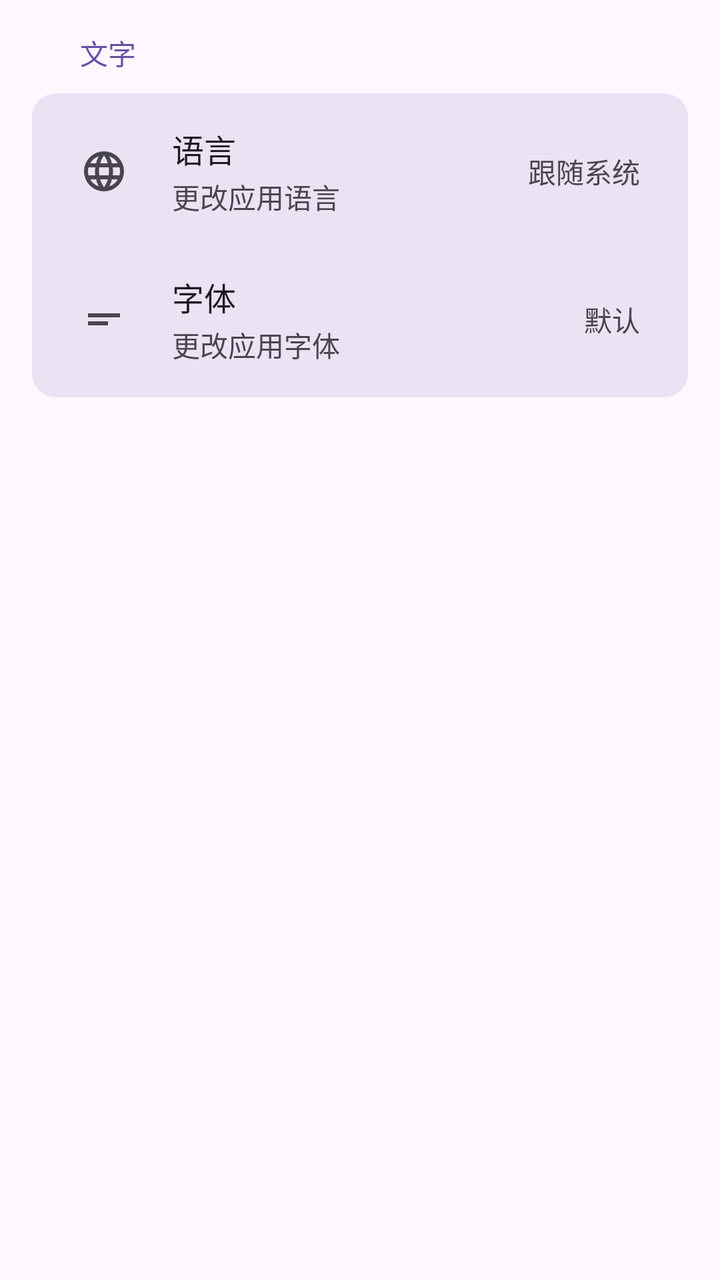
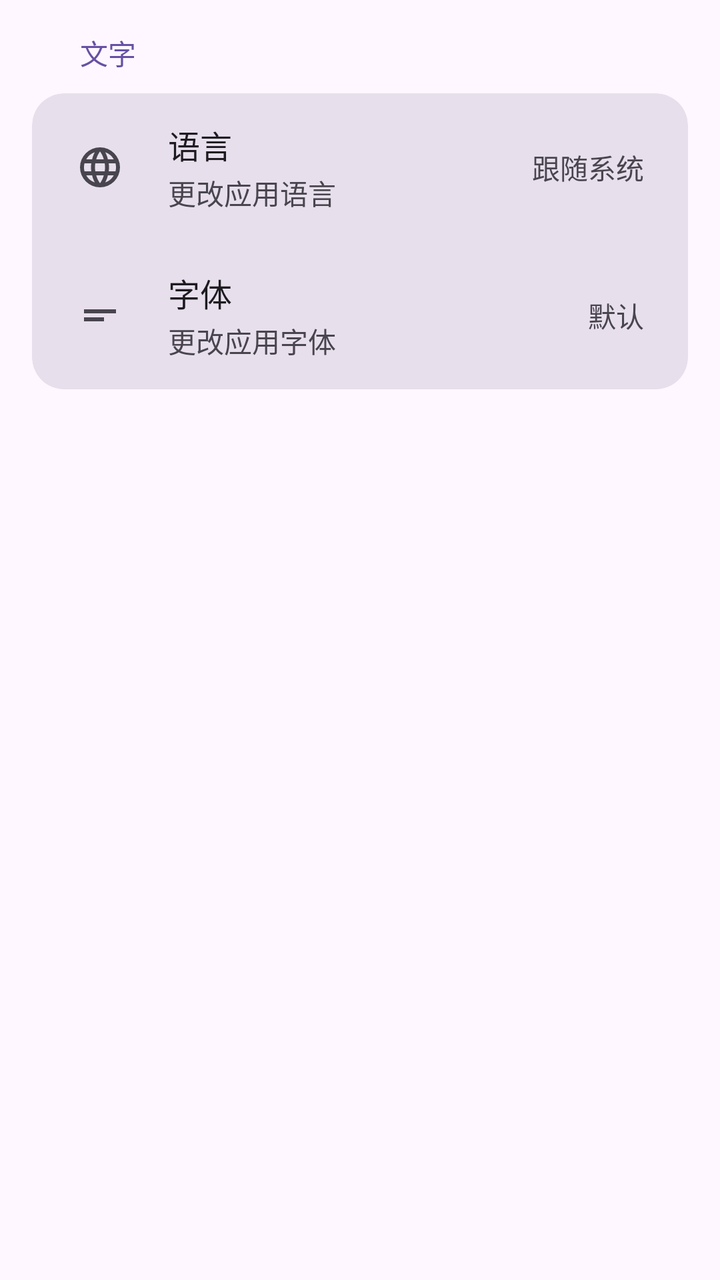

The first picture is an Android layout as it rendered before a commit; the second is the same layout after the commit. The layout source and the unified diff follow.
<!-- AndroidManifest.xml: application theme Theme.Click -->
<!-- res/layout/fragment_settings.xml -->
<?xml version="1.0" encoding="utf-8"?>
<ScrollView xmlns:android="http://schemas.android.com/apk/res/android"
    android:layout_width="match_parent"
    android:layout_height="match_parent"
    android:paddingHorizontal="16dp"
    android:paddingTop="0dp"
    android:paddingBottom="16dp"
    android:background="?android:attr/colorBackground">

    <LinearLayout
        android:layout_width="match_parent"
        android:layout_height="wrap_content"
        android:orientation="vertical">

        
        <TextView
            android:layout_width="wrap_content"
            android:layout_height="wrap_content"
            android:text="文字"
            android:textSize="14sp"
            android:textColor="?attr/colorPrimary"
            android:paddingHorizontal="24dp"
            android:paddingTop="16dp"
            android:paddingBottom="10dp" />

        
        <LinearLayout
            android:layout_width="match_parent"
            android:layout_height="wrap_content"
            android:orientation="vertical"
            android:background="@drawable/settings_card_bg"
            android:padding="2dp">

            
            <LinearLayout
                android:id="@+id/settings_language"
                android:layout_width="match_parent"
                android:layout_height="wrap_content"
                android:orientation="horizontal"
                android:gravity="center_vertical"
                android:paddingHorizontal="22dp"
                android:paddingVertical="14dp"
                android:background="?attr/selectableItemBackground"
                android:clickable="true"
                android:focusable="true">

                <ImageView
                    android:layout_width="24dp"
                    android:layout_height="24dp"
                    android:src="@drawable/ic_language"
                    android:tint="?attr/colorOnSurfaceVariant"
                    android:layout_marginEnd="22dp" />

                <LinearLayout
                    android:layout_width="0dp"
                    android:layout_height="wrap_content"
                    android:layout_weight="1"
                    android:orientation="vertical">

                    <TextView
                        android:layout_width="wrap_content"
                        android:layout_height="wrap_content"
                        android:text="语言"
                        android:textSize="16sp"
                        android:textColor="?attr/colorOnSurface" />

                    <TextView
                        android:layout_width="wrap_content"
                        android:layout_height="wrap_content"
                        android:text="更改应用语言"
                        android:textSize="14sp"
                        android:textColor="?attr/colorOnSurfaceVariant"
                        android:layout_marginTop="2dp" />
                </LinearLayout>

                <TextView
                    android:id="@+id/settings_language_value"
                    android:layout_width="wrap_content"
                    android:layout_height="wrap_content"
                    android:text="跟随系统"
                    android:textSize="14sp"
                    android:textColor="?attr/colorOnSurfaceVariant" />
            </LinearLayout>

            
            <LinearLayout
                android:id="@+id/settings_font"
                android:layout_width="match_parent"
                android:layout_height="wrap_content"
                android:orientation="horizontal"
                android:gravity="center_vertical"
                android:paddingHorizontal="22dp"
                android:paddingVertical="14dp"
                android:background="?attr/selectableItemBackground"
                android:clickable="true"
                android:focusable="true">

                <ImageView
                    android:layout_width="24dp"
                    android:layout_height="24dp"
                    android:src="@drawable/ic_font"
                    android:tint="?attr/colorOnSurfaceVariant"
                    android:layout_marginEnd="22dp" />

                <LinearLayout
                    android:layout_width="0dp"
                    android:layout_height="wrap_content"
                    android:layout_weight="1"
                    android:orientation="vertical">

                    <TextView
                        android:layout_width="wrap_content"
                        android:layout_height="wrap_content"
                        android:text="字体"
                        android:textSize="16sp"
                        android:textColor="?attr/colorOnSurface" />

                    <TextView
                        android:layout_width="wrap_content"
                        android:layout_height="wrap_content"
                        android:text="更改应用字体"
                        android:textSize="14sp"
                        android:textColor="?attr/colorOnSurfaceVariant"
                        android:layout_marginTop="2dp" />
                </LinearLayout>

                <TextView
                    android:layout_width="wrap_content"
                    android:layout_height="wrap_content"
                    android:text="默认"
                    android:textSize="14sp"
                    android:textColor="?attr/colorOnSurfaceVariant" />
            </LinearLayout>

        </LinearLayout>

    </LinearLayout>
</ScrollView>
<!-- resources referenced by this layout -->
<resources>
  <!-- drawable ic_font (drawable) -->
  <vector xmlns:android="http://schemas.android.com/apk/res/android"
      android:width="24dp"
      android:height="24dp"
      android:viewportWidth="960"
      android:viewportHeight="960"
      android:tint="?attr/colorControlNormal"
      android:autoMirrored="true">
    <path
        android:fillColor="@android:color/white"
        android:pathData="M160,600L160,520L560,520L560,600L160,600ZM160,440L160,360L800,360L800,440L160,440Z"/>
  </vector>
  <!-- drawable ic_language (drawable) -->
  <vector xmlns:android="http://schemas.android.com/apk/res/android"
      android:width="24dp"
      android:height="24dp"
      android:viewportWidth="960"
      android:viewportHeight="960"
      android:tint="?attr/colorControlNormal">
    <path
        android:fillColor="@android:color/white"
        android:pathData="M480,880Q398,880 325,848.5Q252,817 197.5,762.5Q143,708 111.5,635Q80,562 80,480Q80,397 111.5,324.5Q143,252 197.5,197.5Q252,143 325,111.5Q398,80 480,80Q563,80 635.5,111.5Q708,143 762.5,197.5Q817,252 848.5,324.5Q880,397 880,480Q880,562 848.5,635Q817,708 762.5,762.5Q708,817 635.5,848.5Q563,880 480,880ZM480,798Q506,762 525,723Q544,684 556,640L404,640Q416,684 435,723Q454,762 480,798ZM376,782Q358,749 344.5,713.5Q331,678 322,640L204,640Q233,690 276.5,727Q320,764 376,782ZM584,782Q640,764 683.5,727Q727,690 756,640L638,640Q629,678 615.5,713.5Q602,749 584,782ZM170,560L306,560Q303,540 301.5,520.5Q300,501 300,480Q300,459 301.5,439.5Q303,420 306,400L170,400Q165,420 162.5,439.5Q160,459 160,480Q160,501 162.5,520.5Q165,540 170,560ZM386,560L574,560Q577,540 578.5,520.5Q580,501 580,480Q580,459 578.5,439.5Q577,420 574,400L386,400Q383,420 381.5,439.5Q380,459 380,480Q380,501 381.5,520.5Q383,540 386,560ZM654,560L790,560Q795,540 797.5,520.5Q800,501 800,480Q800,459 797.5,439.5Q795,420 790,400L654,400Q657,420 658.5,439.5Q660,459 660,480Q660,501 658.5,520.5Q657,540 654,560ZM638,320L756,320Q727,270 683.5,233Q640,196 584,178Q602,211 615.5,246.5Q629,282 638,320ZM404,320L556,320Q544,276 525,237Q506,198 480,162Q454,198 435,237Q416,276 404,320ZM204,320L322,320Q331,282 344.5,246.5Q358,211 376,178Q320,196 276.5,233Q233,270 204,320Z"/>
  </vector>
  <!-- drawable settings_card_bg (drawable) -->
  <?xml version="1.0" encoding="utf-8"?>
  <shape xmlns:android="http://schemas.android.com/apk/res/android"
      android:shape="rectangle">
      <solid android:color="@color/section_background" />
      <corners android:radius="12dp" />
  </shape>
  <color name="section_background">#206750A4</color>
  <color name="md_theme_primary">#6750A4</color>
  <color name="md_theme_onPrimary">#FFFFFF</color>
  <color name="md_theme_primaryContainer">#EADDFF</color>
  <color name="md_theme_onPrimaryContainer">#21005D</color>
  <color name="md_theme_secondary">#625B71</color>
  <color name="md_theme_onSecondary">#FFFFFF</color>
  <color name="md_theme_secondaryContainer">#E8DEF8</color>
  <color name="md_theme_onSecondaryContainer">#1D192B</color>
  <color name="md_theme_background">#FEF7FF</color>
  <color name="md_theme_onBackground">#1D1B20</color>
  <color name="md_theme_surface">#FEF7FF</color>
  <color name="md_theme_onSurface">#1D1B20</color>
  <color name="md_theme_surfaceVariant">#E7E0EC</color>
  <color name="md_theme_onSurfaceVariant">#49454F</color>
  <color name="md_theme_outline">#79747E</color>
  <color name="md_theme_outlineVariant">#CAC4D0</color>
  <!-- unchanged entries left out for length: 2 -->
</resources>

<!-- the commit's change to res/layout/fragment_settings.xml (unified diff, before → after) -->
@@ -2,15 +2,13 @@
 <ScrollView xmlns:android="http://schemas.android.com/apk/res/android"
     android:layout_width="match_parent"
     android:layout_height="match_parent"
-    android:paddingHorizontal="16dp"
-    android:paddingTop="0dp"
-    android:paddingBottom="16dp"
     android:background="?android:attr/colorBackground">
 
     <LinearLayout
         android:layout_width="match_parent"
         android:layout_height="wrap_content"
-        android:orientation="vertical">
+        android:orientation="vertical"
+        android:paddingHorizontal="16dp">
 
         
         <TextView
@@ -24,115 +22,124 @@
             android:paddingBottom="10dp" />
 
         
-        <LinearLayout
+        <com.google.android.material.card.MaterialCardView
             android:layout_width="match_parent"
             android:layout_height="wrap_content"
-            android:orientation="vertical"
-            android:background="@drawable/settings_card_bg"
-            android:padding="2dp">
+            android:layout_marginBottom="16dp"
+            app:cardCornerRadius="16dp"
+            app:cardElevation="0dp"
+            app:strokeWidth="0dp"
+            app:cardBackgroundColor="?attr/colorSurfaceVariant"
+            xmlns:app="http://schemas.android.com/apk/res-auto">
 
-            
             <LinearLayout
-                android:id="@+id/settings_language"
                 android:layout_width="match_parent"
                 android:layout_height="wrap_content"
-                android:orientation="horizontal"
-                android:gravity="center_vertical"
-                android:paddingHorizontal="22dp"
-                android:paddingVertical="14dp"
-                android:background="?attr/selectableItemBackground"
-                android:clickable="true"
-                android:focusable="true">
+                android:orientation="vertical">
 
-                <ImageView
-                    android:layout_width="24dp"
-                    android:layout_height="24dp"
-                    android:src="@drawable/ic_language"
-                    android:tint="?attr/colorOnSurfaceVariant"
-                    android:layout_marginEnd="22dp" />
+                
+                <LinearLayout
+                    android:id="@+id/settings_language"
+                    android:layout_width="match_parent"
+                    android:layout_height="wrap_content"
+                    android:orientation="horizontal"
+                    android:gravity="center_vertical"
+                    android:paddingHorizontal="22dp"
+                    android:paddingVertical="14dp"
+                    android:background="?attr/selectableItemBackground"
+                    android:clickable="true"
+                    android:focusable="true">
 
+                    <ImageView
+                        android:layout_width="24dp"
+                        android:layout_height="24dp"
+                        android:src="@drawable/ic_language"
+                        android:tint="?attr/colorOnSurfaceVariant"
+                        android:layout_marginEnd="22dp" />
+
+                    <LinearLayout
+                        android:layout_width="0dp"
+                        android:layout_height="wrap_content"
+                        android:layout_weight="1"
+                        android:orientation="vertical">
+
+                        <TextView
+                            android:layout_width="wrap_content"
+                            android:layout_height="wrap_content"
+                            android:text="语言"
+                            android:textSize="16sp"
+                            android:textColor="?attr/colorOnSurface" />
+
+                        <TextView
+                            android:layout_width="wrap_content"
+                            android:layout_height="wrap_content"
+                            android:text="更改应用语言"
+                            android:textSize="14sp"
+                            android:textColor="?attr/colorOnSurfaceVariant"
+                            android:layout_marginTop="2dp" />
+                    </LinearLayout>
+
+                    <TextView
+                        android:id="@+id/settings_language_value"
+                        android:layout_width="wrap_content"
+                        android:layout_height="wrap_content"
+                        android:text="跟随系统"
+                        android:textSize="14sp"
+                        android:textColor="?attr/colorOnSurfaceVariant" />
+                </LinearLayout>
+
+                
                 <LinearLayout
-                    android:layout_width="0dp"
+                    android:id="@+id/settings_font"
+                    android:layout_width="match_parent"
                     android:layout_height="wrap_content"
-                    android:layout_weight="1"
-                    android:orientation="vertical">
+                    android:orientation="horizontal"
+                    android:gravity="center_vertical"
+                    android:paddingHorizontal="22dp"
+                    android:paddingVertical="14dp"
+                    android:background="?attr/selectableItemBackground"
+                    android:clickable="true"
+                    android:focusable="true">
+
+                    <ImageView
+                        android:layout_width="24dp"
+                        android:layout_height="24dp"
+                        android:src="@drawable/ic_font"
+                        android:tint="?attr/colorOnSurfaceVariant"
+                        android:layout_marginEnd="22dp" />
+
+                    <LinearLayout
+                        android:layout_width="0dp"
+                        android:layout_height="wrap_content"
+                        android:layout_weight="1"
+                        android:orientation="vertical">
+
+                        <TextView
+                            android:layout_width="wrap_content"
+                            android:layout_height="wrap_content"
+                            android:text="字体"
+                            android:textSize="16sp"
+                            android:textColor="?attr/colorOnSurface" />
+
+                        <TextView
+                            android:layout_width="wrap_content"
+                            android:layout_height="wrap_content"
+                            android:text="更改应用字体"
+                            android:textSize="14sp"
+                            android:textColor="?attr/colorOnSurfaceVariant"
+                            android:layout_marginTop="2dp" />
+                    </LinearLayout>
 
                     <TextView
                         android:layout_width="wrap_content"
                         android:layout_height="wrap_content"
-                        android:text="语言"
-                        android:textSize="16sp"
-                        android:textColor="?attr/colorOnSurface" />
-
-                    <TextView
-                        android:layout_width="wrap_content"
-                        android:layout_height="wrap_content"
-                        android:text="更改应用语言"
+                        android:text="默认"
                         android:textSize="14sp"
-                        android:textColor="?attr/colorOnSurfaceVariant"
-                        android:layout_marginTop="2dp" />
+                        android:textColor="?attr/colorOnSurfaceVariant" />
                 </LinearLayout>
 
-                <TextView
-                    android:id="@+id/settings_language_value"
-                    android:layout_width="wrap_content"
-                    android:layout_height="wrap_content"
-                    android:text="跟随系统"
-                    android:textSize="14sp"
-                    android:textColor="?attr/colorOnSurfaceVariant" />
             </LinearLayout>
-
-            
-            <LinearLayout
-                android:id="@+id/settings_font"
-                android:layout_width="match_parent"
-                android:layout_height="wrap_content"
-                android:orientation="horizontal"
-                android:gravity="center_vertical"
-                android:paddingHorizontal="22dp"
-                android:paddingVertical="14dp"
-                android:background="?attr/selectableItemBackground"
-                android:clickable="true"
-                android:focusable="true">
-
-                <ImageView
-                    android:layout_width="24dp"
-                    android:layout_height="24dp"
-                    android:src="@drawable/ic_font"
-                    android:tint="?attr/colorOnSurfaceVariant"
-                    android:layout_marginEnd="22dp" />
-
-                <LinearLayout
-                    android:layout_width="0dp"
-                    android:layout_height="wrap_content"
-                    android:layout_weight="1"
-                    android:orientation="vertical">
-
-                    <TextView
-                        android:layout_width="wrap_content"
-                        android:layout_height="wrap_content"
-                        android:text="字体"
-                        android:textSize="16sp"
-                        android:textColor="?attr/colorOnSurface" />
-
-                    <TextView
-                        android:layout_width="wrap_content"
-                        android:layout_height="wrap_content"
-                        android:text="更改应用字体"
-                        android:textSize="14sp"
-                        android:textColor="?attr/colorOnSurfaceVariant"
-                        android:layout_marginTop="2dp" />
-                </LinearLayout>
-
-                <TextView
-                    android:layout_width="wrap_content"
-                    android:layout_height="wrap_content"
-                    android:text="默认"
-                    android:textSize="14sp"
-                    android:textColor="?attr/colorOnSurfaceVariant" />
-            </LinearLayout>
-
-        </LinearLayout>
+        </com.google.android.material.card.MaterialCardView>
 
     </LinearLayout>
 </ScrollView>
<!-- resource entries referenced after the edit -->
@@ -23,14 +23,6 @@
         android:fillColor="@android:color/white"
         android:pathData="M480,880Q398,880 325,848.5Q252,817 197.5,762.5Q143,708 111.5,635Q80,562 80,480Q80,397 111.5,324.5Q143,252 197.5,197.5Q252,143 325,111.5Q398,80 480,80Q563,80 635.5,111.5Q708,143 762.5,197.5Q817,252 848.5,324.5Q880,397 880,480Q880,562 848.5,635Q817,708 762.5,762.5Q708,817 635.5,848.5Q563,880 480,880ZM480,798Q506,762 525,723Q544,684 556,640L404,640Q416,684 435,723Q454,762 480,798ZM376,782Q358,749 344.5,713.5Q331,678 322,640L204,640Q233,690 276.5,727Q320,764 376,782ZM584,782Q640,764 683.5,727Q727,690 756,640L638,640Q629,678 615.5,713.5Q602,749 584,782ZM170,560L306,560Q303,540 301.5,520.5Q300,501 300,480Q300,459 301.5,439.5Q303,420 306,400L170,400Q165,420 162.5,439.5Q160,459 160,480Q160,501 162.5,520.5Q165,540 170,560ZM386,560L574,560Q577,540 578.5,520.5Q580,501 580,480Q580,459 578.5,439.5Q577,420 574,400L386,400Q383,420 381.5,439.5Q380,459 380,480Q380,501 381.5,520.5Q383,540 386,560ZM654,560L790,560Q795,540 797.5,520.5Q800,501 800,480Q800,459 797.5,439.5Q795,420 790,400L654,400Q657,420 658.5,439.5Q660,459 660,480Q660,501 658.5,520.5Q657,540 654,560ZM638,320L756,320Q727,270 683.5,233Q640,196 584,178Q602,211 615.5,246.5Q629,282 638,320ZM404,320L556,320Q544,276 525,237Q506,198 480,162Q454,198 435,237Q416,276 404,320ZM204,320L322,320Q331,282 344.5,246.5Q358,211 376,178Q320,196 276.5,233Q233,270 204,320Z"/>
   </vector>
-  <!-- drawable settings_card_bg (drawable) -->
-  <?xml version="1.0" encoding="utf-8"?>
-  <shape xmlns:android="http://schemas.android.com/apk/res/android"
-      android:shape="rectangle">
-      <solid android:color="@color/section_background" />
-      <corners android:radius="12dp" />
-  </shape>
-  <color name="section_background">#206750A4</color>
   <color name="md_theme_primary">#6750A4</color>
   <color name="md_theme_onPrimary">#FFFFFF</color>
   <color name="md_theme_primaryContainer">#EADDFF</color>
